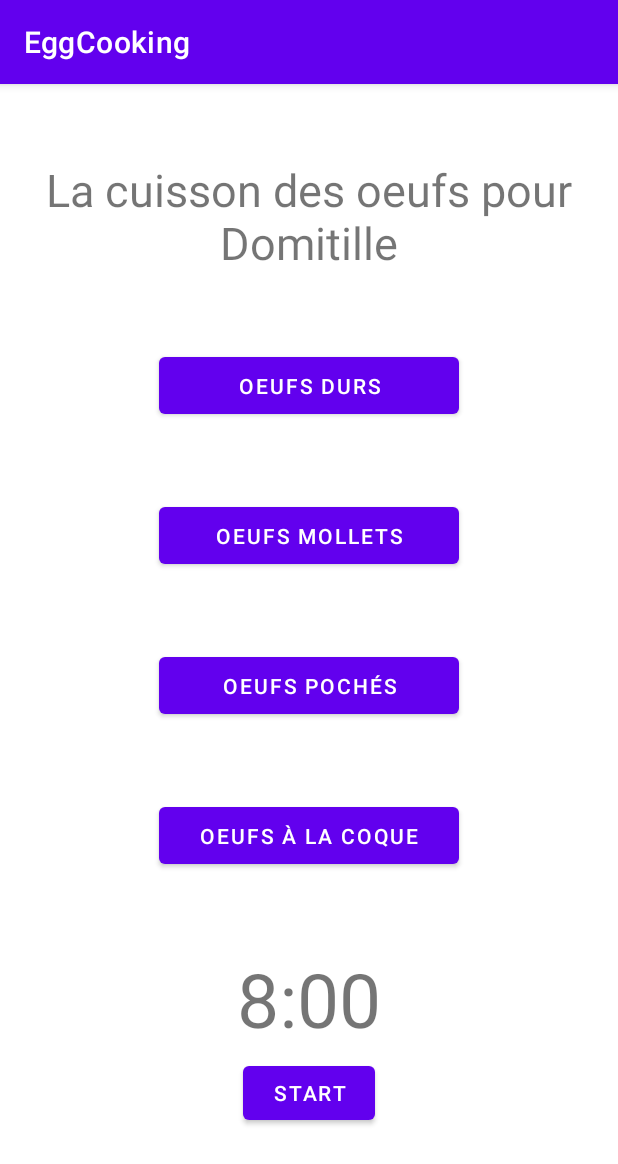
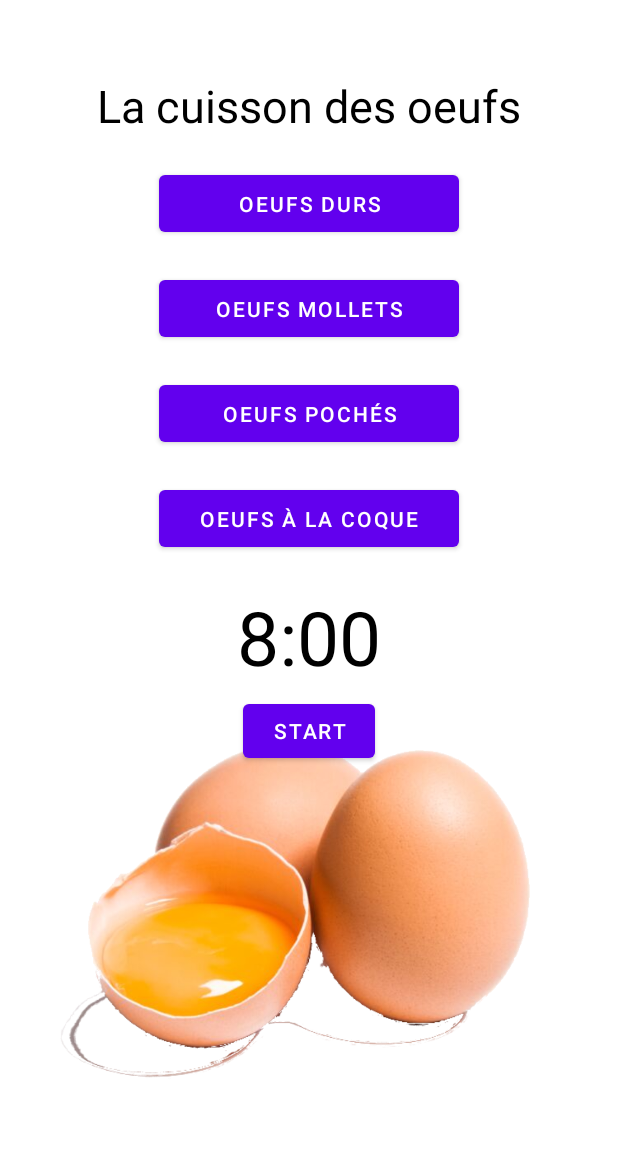
Before and after one commit to ClementLegouest/cooking_egg, an Android app: the screen it shows after launch (MainActivity), on a phone screen of 412 x 824 dp. Shown: the top 1164 px of the screen. Run offline under Robolectric (Android 15) with nearby library versions, the phone set to English and light mode, and no system bars.

Commit message:
add some basic fucntions

```diff
--- a/app/src/main/AndroidManifest.xml
+++ b/app/src/main/AndroidManifest.xml
@@ -4,7 +4,7 @@
 
     <application
         android:allowBackup="true"
-        android:icon="@mipmap/ic_launcher"
+        android:icon="@drawable/egg"
         android:label="@string/app_name"
         android:roundIcon="@mipmap/ic_launcher_round"
         android:supportsRtl="true"
--- a/app/src/main/res/layout/activity_main.xml
+++ b/app/src/main/res/layout/activity_main.xml
@@ -4,13 +4,21 @@
     xmlns:tools="http://schemas.android.com/tools"
     android:layout_width="match_parent"
     android:layout_height="match_parent"
-    tools:context=".MainActivity">
+    tools:context=".MainActivity"
+    android:background="@color/white">
+
+    <ImageView
+        android:layout_width="match_parent"
+        android:layout_height="wrap_content"
+        android:src="@drawable/eggs"
+        app:layout_constraintBottom_toBottomOf="parent" />
 
     <TextView
         android:id="@+id/page_title"
         android:layout_width="wrap_content"
         android:layout_height="wrap_content"
-        android:text="La cuisson des oeufs pour Domitille"
+        android:text="La cuisson des oeufs"
+        android:textColor="@color/black"
         android:textAlignment="center"
         android:textSize="30sp"
         android:layout_marginTop="50dp"
@@ -23,7 +31,7 @@
         android:layout_height="50dp"
         android:text="Oeufs durs"
         android:id="@+id/hard_egg_button"
-        android:layout_marginTop="50dp"
+        android:layout_marginTop="20dp"
         app:layout_constraintTop_toBottomOf="@+id/page_title"
         app:layout_constraintLeft_toLeftOf="parent"
         app:layout_constraintRight_toRightOf="parent" />
@@ -33,7 +41,7 @@
         android:layout_height="50dp"
         android:text="Oeufs mollets"
         android:id="@+id/poched_egg_button"
-        android:layout_marginTop="50dp"
+        android:layout_marginTop="20dp"
         app:layout_constraintTop_toBottomOf="@+id/hard_egg_button"
         app:layout_constraintLeft_toLeftOf="parent"
         app:layout_constraintRight_toRightOf="parent" />
@@ -43,7 +51,7 @@
         android:layout_height="50dp"
         android:text="Oeufs pochés"
         android:id="@+id/poached_egg_button"
-        android:layout_marginTop="50dp"
+        android:layout_marginTop="20dp"
         app:layout_constraintTop_toBottomOf="@+id/poched_egg_button"
         app:layout_constraintLeft_toLeftOf="parent"
         app:layout_constraintRight_toRightOf="parent" />
@@ -53,7 +61,7 @@
         android:layout_height="50dp"
         android:text="Oeufs à la coque"
         android:id="@+id/boiled_egg_button"
-        android:layout_marginTop="50dp"
+        android:layout_marginTop="20dp"
         app:layout_constraintTop_toBottomOf="@+id/poached_egg_button"
         app:layout_constraintLeft_toLeftOf="parent"
         app:layout_constraintRight_toRightOf="parent" />
@@ -63,8 +71,10 @@
         android:layout_width="wrap_content"
         android:layout_height="wrap_content"
         tools:text="10:00"
+        android:textColor="@color/black"
+        android:textFontWeight="700"
         android:textSize="50sp"
-        android:layout_marginTop="50dp"
+        android:layout_marginTop="20dp"
         app:layout_constraintTop_toBottomOf="@+id/boiled_egg_button"
         app:layout_constraintLeft_toLeftOf="parent"
         app:layout_constraintRight_toRightOf="parent"/>
```
Also changed, not shown: app/src/main/java/org/legouest/egg_cooking/MainActivity.java (+70 -1 lines), app/src/main/res/drawable/egg.png (added), app/src/main/res/drawable/eggs.png (added), 3 other files.
